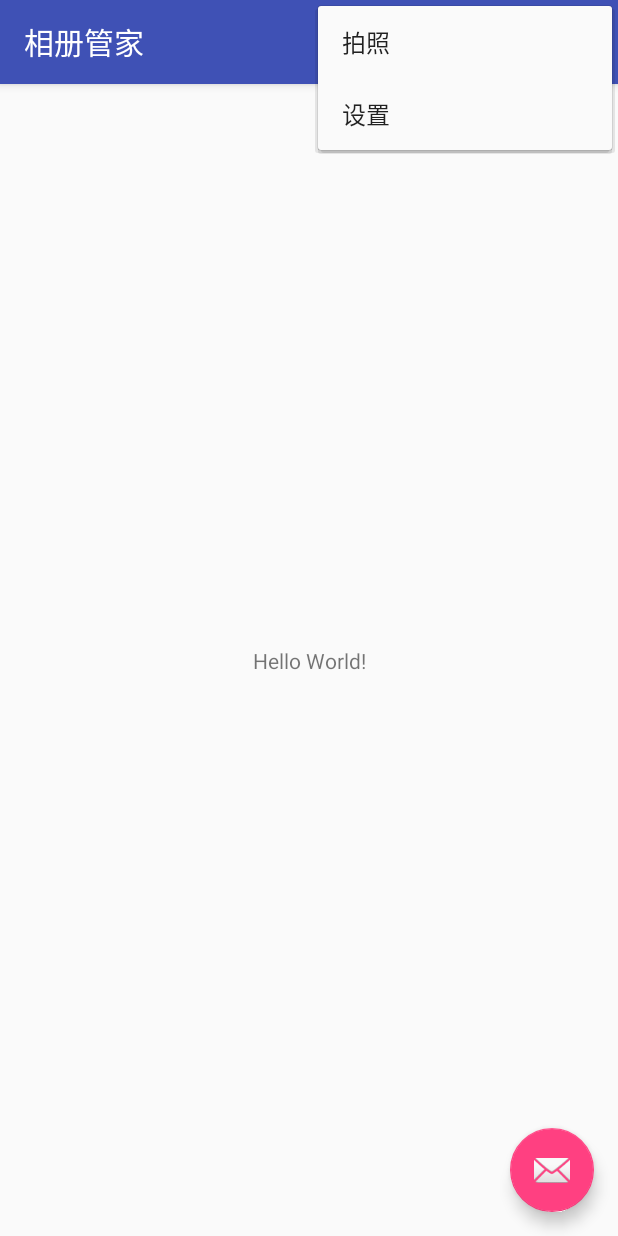
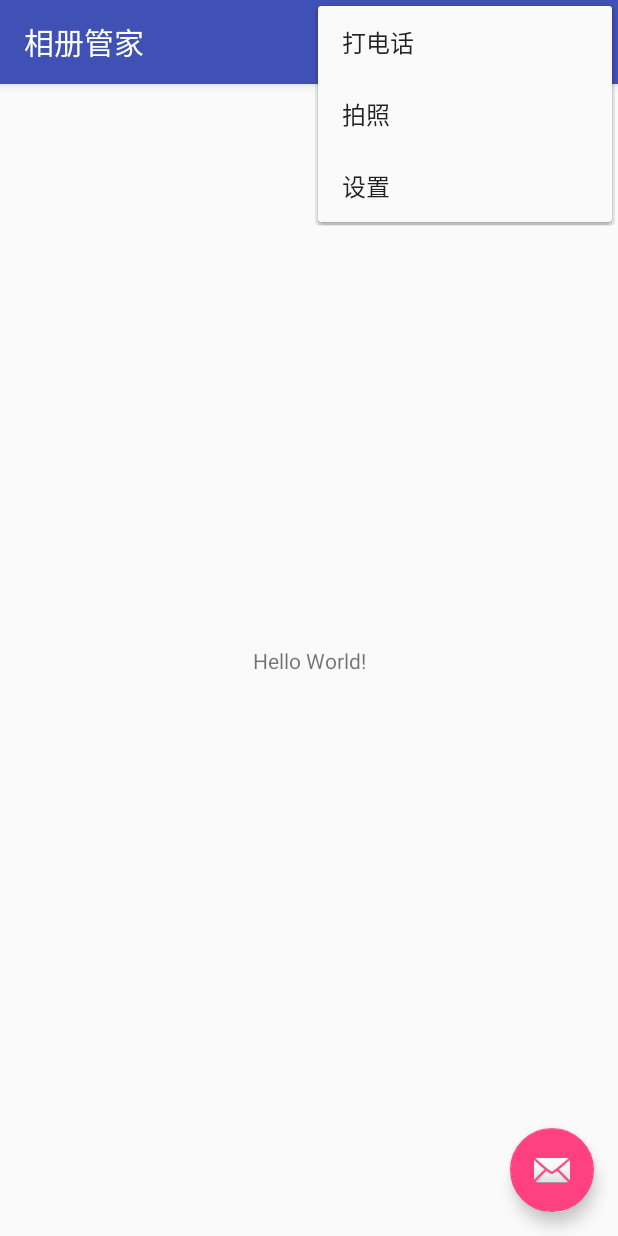
Before and after one commit to 580637/PhotoManager, an Android app: the screen it shows after launch (MainActivity), with the options menu open, on a phone screen of 412 x 824 dp. Run offline under Robolectric (Android 15) with nearby library versions, the phone set to English and light mode, and no system bars; 2 statements that could not run were skipped.

Commit message:
增加打电话菜单 增加打电话权限配置

```diff
--- a/app/src/main/AndroidManifest.xml
+++ b/app/src/main/AndroidManifest.xml
@@ -2,6 +2,7 @@
 <manifest xmlns:android="http://schemas.android.com/apk/res/android"
     xmlns:tools="http://schemas.android.com/tools"
     package="com.example.photos.photomanager">
+    <uses-permission android:name="android.permission.CALL_PHONE"/>
     <!--阿里聚安全建议将allowBackup属性值显示设置为false：-->
     <application
         android:allowBackup="false"
--- a/app/src/main/res/menu/menu_main.xml
+++ b/app/src/main/res/menu/menu_main.xml
@@ -7,7 +7,11 @@
         android:orderInCategory="100"
         android:title="@string/action_settings"
         app:showAsAction="never" />
+    <item android:title="@string/action_call"
+        android:id="@+id/action_call"/>
     <item
         android:id="@+id/action_camera"
         android:title="@string/action_camera" />
+
+
 </menu>
--- a/app/src/main/res/values/strings.xml
+++ b/app/src/main/res/values/strings.xml
@@ -2,4 +2,5 @@
     <string name="app_name">相册管家</string>
     <string name="action_settings">设置</string>
     <string name="action_camera">拍照</string>
+    <string name="action_call">打电话</string>
 </resources>
```
Also changed, not shown: app/src/main/java/com/example/photos/photomanager/MainActivity.kt (+6 -2 lines).
